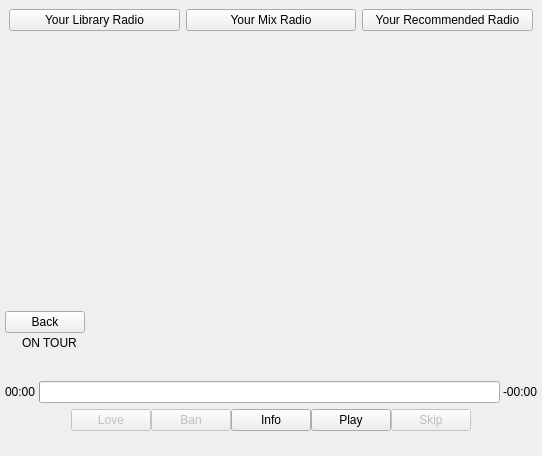
mutecypher/lastfm-desktop, file app/audioscrobbler/Widgets/RadioWidget.ui: the form before one commit.
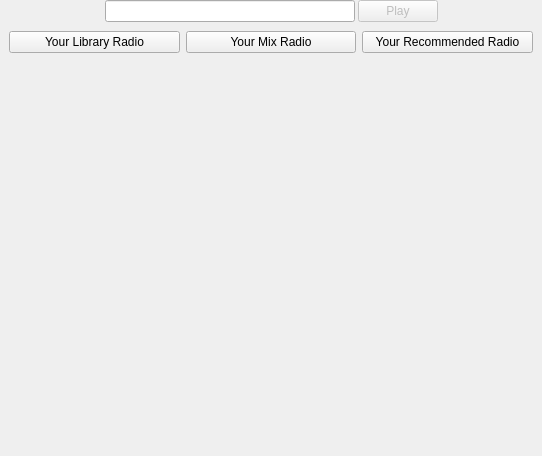
The form after the commit. The open tabs and pages were chosen to show the change. Custom widgets are drawn as their Qt base class.

Commit message: Lots of changes - Moved the radio controls to above the now playing track.

The edit to the form file:
```diff
--- a/app/audioscrobbler/Widgets/RadioWidget.ui
+++ b/app/audioscrobbler/Widgets/RadioWidget.ui
@@ -21,7 +21,66 @@
     <number>0</number>
    </property>
    <item>
-    <layout class="QVBoxLayout" name="verticalLayout_2" stretch="0,1,0">
+    <layout class="QHBoxLayout" name="horizontalLayout">
+     <property name="spacing">
+      <number>3</number>
+     </property>
+     <item>
+      <spacer name="horizontalSpacer">
+       <property name="orientation">
+        <enum>Qt::Horizontal</enum>
+       </property>
+       <property name="sizeHint" stdset="0">
+        <size>
+         <width>40</width>
+         <height>20</height>
+        </size>
+       </property>
+      </spacer>
+     </item>
+     <item>
+      <widget class="HelpTextLineEdit" name="stationEdit">
+       <property name="minimumSize">
+        <size>
+         <width>250</width>
+         <height>0</height>
+        </size>
+       </property>
+       <property name="inputMask">
+        <string/>
+       </property>
+       <property name="text">
+        <string/>
+       </property>
+      </widget>
+     </item>
+     <item>
+      <widget class="QPushButton" name="start">
+       <property name="enabled">
+        <bool>false</bool>
+       </property>
+       <property name="text">
+        <string>Play</string>
+       </property>
+      </widget>
+     </item>
+     <item>
+      <spacer name="horizontalSpacer_2">
+       <property name="orientation">
+        <enum>Qt::Horizontal</enum>
+       </property>
+       <property name="sizeHint" stdset="0">
+        <size>
+         <width>40</width>
+         <height>20</height>
+        </size>
+       </property>
+      </spacer>
+     </item>
+    </layout>
+   </item>
+   <item>
+    <layout class="QVBoxLayout" name="verticalLayout" stretch="0,1">
      <property name="spacing">
       <number>0</number>
      </property>
@@ -67,554 +126,16 @@
        </layout>
       </widget>
      </item>
-     <item>
-      <widget class="QFrame" name="controlFrame">
-       <property name="frameShape">
-        <enum>QFrame::NoFrame</enum>
-       </property>
-       <property name="frameShadow">
-        <enum>QFrame::Plain</enum>
-       </property>
-       <layout class="QVBoxLayout" name="verticalLayout_12" stretch="0,0">
-        <property name="margin">
-         <number>5</number>
-        </property>
-        <item>
-         <widget class="QStackedWidget" name="details">
-          <property name="sizePolicy">
-           <sizepolicy hsizetype="Preferred" vsizetype="Preferred">
-            <horstretch>0</horstretch>
-            <verstretch>0</verstretch>
-           </sizepolicy>
-          </property>
-          <property name="currentIndex">
-           <number>1</number>
-          </property>
-          <widget class="QWidget" name="dummyPage">
-           <property name="sizePolicy">
-            <sizepolicy hsizetype="Preferred" vsizetype="Preferred">
-             <horstretch>0</horstretch>
-             <verstretch>0</verstretch>
-            </sizepolicy>
-           </property>
-          </widget>
-          <widget class="QWidget" name="quickstartPage">
-           <layout class="QVBoxLayout" name="verticalLayout">
-            <property name="spacing">
-             <number>0</number>
-            </property>
-            <property name="margin">
-             <number>0</number>
-            </property>
-            <item>
-             <layout class="QHBoxLayout" name="titleLayout" stretch="0,1,0">
-              <item>
-               <widget class="GhostWidget" name="nowPlayingGhost" native="true"/>
-              </item>
-              <item>
-               <widget class="QLabel" name="label">
-                <property name="font">
-                 <font>
-                  <weight>75</weight>
-                  <bold>true</bold>
-                 </font>
-                </property>
-                <property name="text">
-                 <string>Last.fm Radio</string>
-                </property>
-                <property name="alignment">
-                 <set>Qt::AlignCenter</set>
-                </property>
-               </widget>
-              </item>
-              <item>
-               <widget class="QPushButton" name="nowPlaying">
-                <property name="text">
-                 <string>Now Playing</string>
-                </property>
-               </widget>
-              </item>
-             </layout>
-            </item>
-            <item>
-             <layout class="QHBoxLayout" name="horizontalLayout">
-              <property name="spacing">
-               <number>3</number>
-              </property>
-              <item>
-               <spacer name="horizontalSpacer">
-                <property name="orientation">
-                 <enum>Qt::Horizontal</enum>
-                </property>
-                <property name="sizeHint" stdset="0">
-                 <size>
-                  <width>40</width>
-                  <height>20</height>
-                 </size>
-                </property>
-               </spacer>
-              </item>
-              <item>
-               <widget class="HelpTextLineEdit" name="stationEdit">
-                <property name="minimumSize">
-                 <size>
-                  <width>250</width>
-                  <height>0</height>
-                 </size>
-                </property>
-                <property name="inputMask">
-                 <string/>
-                </property>
-                <property name="text">
-                 <string/>
-                </property>
-               </widget>
-              </item>
-              <item>
-               <widget class="QPushButton" name="start">
-                <property name="enabled">
-                 <bool>false</bool>
-                </property>
-                <property name="text">
-                 <string>Play</string>
-                </property>
-               </widget>
-              </item>
-              <item>
-               <spacer name="horizontalSpacer_2">
-                <property name="orientation">
-                 <enum>Qt::Horizontal</enum>
-                </property>
-                <property name="sizeHint" stdset="0">
-                 <size>
-                  <width>40</width>
-                  <height>20</height>
-                 </size>
-                </property>
-               </spacer>
-              </item>
-             </layout>
-            </item>
-            <item>
-             <spacer name="verticalSpacer_2">
-              <property name="orientation">
-               <enum>Qt::Vertical</enum>
-              </property>
-              <property name="sizeHint" stdset="0">
-               <size>
-                <width>20</width>
-                <height>0</height>
-               </size>
-              </property>
-             </spacer>
-            </item>
-           </layout>
-          </widget>
-          <widget class="QWidget" name="detailsPage">
-           <layout class="QVBoxLayout" name="verticalLayout_3" stretch="1,0,0,0,0">
-            <property name="spacing">
-             <number>0</number>
-            </property>
-            <property name="margin">
-             <number>0</number>
-            </property>
-            <item>
-             <layout class="QHBoxLayout" name="radioTitleLayout" stretch="0,1,0">
-              <property name="spacing">
-               <number>0</number>
-              </property>
-              <property name="leftMargin">
-               <number>0</number>
-              </property>
-              <property name="rightMargin">
-               <number>0</number>
-              </property>
-              <item>
-               <widget class="QPushButton" name="back">
-                <property name="text">
-                 <string>Back</string>
-                </property>
-               </widget>
-              </item>
-              <item>
-               <widget class="Label" name="radioTitle">
-                <property name="font">
-                 <font>
-                  <weight>75</weight>
-                  <bold>true</bold>
-                 </font>
-                </property>
-                <property name="text">
-                 <string/>
-                </property>
-                <property name="alignment">
-                 <set>Qt::AlignCenter</set>
-                </property>
-               </widget>
-              </item>
-              <item>
-               <widget class="GhostWidget" name="backGhost" native="true"/>
-              </item>
-             </layout>
-            </item>
-            <item>
-             <layout class="QHBoxLayout" name="trackTitleLayout" stretch="0,0,0">
-              <property name="spacing">
-               <number>10</number>
-              </property>
-              <property name="margin">
-               <number>0</number>
-              </property>
-              <item>
-               <widget class="Label" name="trackTitle">
-                <property name="sizePolicy">
-                 <sizepolicy hsizetype="Preferred" vsizetype="Preferred">
-                  <horstretch>0</horstretch>
-                  <verstretch>0</verstretch>
-                 </sizepolicy>
-                </property>
-                <property name="font">
-                 <font>
-                  <weight>75</weight>
-                  <bold>true</bold>
-                 </font>
-                </property>
-                <property name="text">
-                 <string/>
-                </property>
-                <property name="alignment">
-                 <set>Qt::AlignLeading|Qt::AlignLeft|Qt::AlignVCenter</set>
-                </property>
-                <property name="margin">
-                 <number>0</number>
-                </property>
-               </widget>
-              </item>
-              <item>
-               <widget class="Label" name="onTour">
-                <property name="text">
-                 <string>ON TOUR</string>
-                </property>
-               </widget>
-              </item>
-              <item>
-               <spacer name="horizontalSpacer_9">
-                <property name="orientation">
-                 <enum>Qt::Horizontal</enum>
-                </property>
-                <property name="sizeHint" stdset="0">
-                 <size>
-                  <width>0</width>
-                  <height>20</height>
-                 </size>
-                </property>
-               </spacer>
-              </item>
-             </layout>
-            </item>
-            <item>
-             <widget class="Label" name="album">
-              <property name="text">
-               <string/>
-              </property>
-              <property name="margin">
-               <number>0</number>
-              </property>
-             </widget>
-            </item>
-            <item>
-             <widget class="Label" name="context">
-              <property name="sizePolicy">
-               <sizepolicy hsizetype="Preferred" vsizetype="Preferred">
-                <horstretch>0</horstretch>
-                <verstretch>0</verstretch>
-               </sizepolicy>
-              </property>
-              <property name="text">
-               <string/>
-              </property>
-              <property name="alignment">
-               <set>Qt::AlignLeading|Qt::AlignLeft|Qt::AlignVCenter</set>
-              </property>
-             </widget>
-            </item>
-            <item>
-             <widget class="QFrame" name="progress">
-              <property name="frameShape">
-               <enum>QFrame::NoFrame</enum>
-              </property>
-              <property name="frameShadow">
-               <enum>QFrame::Plain</enum>
-              </property>
-              <layout class="QHBoxLayout" name="horizontalLayout_6" stretch="0,0,0">
-               <property name="spacing">
-                <number>3</number>
-               </property>
-               <property name="margin">
-                <number>0</number>
-               </property>
-               <item>
-                <widget class="QLabel" name="time">
-                 <property name="text">
-                  <string>00:00</string>
-                 </property>
-                </widget>
-               </item>
-               <item>
-                <widget class="QProgressBar" name="bar">
-                 <property name="enabled">
-                  <bool>true</bool>
-                 </property>
-                 <property name="sizePolicy">
-                  <sizepolicy hsizetype="Expanding" vsizetype="Fixed">
-                   <horstretch>0</horstretch>
-                   <verstretch>0</verstretch>
-                  </sizepolicy>
-                 </property>
-                 <property name="minimumSize">
-                  <size>
-                   <width>200</width>
-                   <height>0</height>
-                  </size>
-                 </property>
-                 <property name="value">
-                  <number>0</number>
-                 </property>
-                 <property name="textVisible">
-                  <bool>false</bool>
-                 </property>
-                </widget>
-               </item>
-               <item>
-                <widget class="QLabel" name="timeToGo">
-                 <property name="text">
-                  <string>-00:00</string>
-                 </property>
-                </widget>
-               </item>
-              </layout>
-             </widget>
-            </item>
-           </layout>
-          </widget>
-         </widget>
-        </item>
-        <item>
-         <layout class="QHBoxLayout" name="horizontalLayout_4">
-          <item>
-           <spacer name="horizontalSpacer_4">
-            <property name="orientation">
-             <enum>Qt::Horizontal</enum>
-            </property>
-            <property name="sizeHint" stdset="0">
-             <size>
-              <width>40</width>
-              <height>20</height>
-             </size>
-            </property>
-           </spacer>
-          </item>
-          <item>
-           <layout class="QVBoxLayout" name="verticalLayout_6">
-            <property name="spacing">
-             <number>0</number>
-            </property>
-            <property name="leftMargin">
-             <number>0</number>
-            </property>
-            <property name="rightMargin">
-             <number>0</number>
-            </property>
-            <item>
-             <layout class="QHBoxLayout" name="horizontalLayout_3">
-              <item>
-               <widget class="QFrame" name="playbackControls">
-                <property name="frameShape">
-                 <enum>QFrame::NoFrame</enum>
-                </property>
-                <property name="frameShadow">
-                 <enum>QFrame::Raised</enum>
-                </property>
-                <layout class="QHBoxLayout" name="horizontalLayout_2" stretch="0,0,0,0,0,0,0">
-                 <property name="spacing">
-                  <number>0</number>
-                 </property>
-                 <property name="margin">
-                  <number>0</number>
-                 </property>
-                 <item>
-                  <spacer name="horizontalSpacer_3">
-                   <property name="orientation">
-                    <enum>Qt::Horizontal</enum>
-                   </property>
-                   <property name="sizeHint" stdset="0">
-                    <size>
-                     <width>40</width>
-                     <height>20</height>
-                    </size>
-                   </property>
-                  </spacer>
-                 </item>
-                 <item>
-                  <widget class="QPushButton" name="love">
-                   <property name="enabled">
-                    <bool>false</bool>
-                   </property>
-                   <property name="text">
-                    <string>Love</string>
-                   </property>
-                   <property name="checkable">
-                    <bool>true</bool>
-                   </property>
-                  </widget>
-                 </item>
-                 <item>
-                  <widget class="QPushButton" name="ban">
-                   <property name="enabled">
-                    <bool>false</bool>
-                   </property>
-                   <property name="text">
-                    <string>Ban</string>
-                   </property>
-                  </widget>
-                 </item>
-                 <item>
-                  <widget class="QPushButton" name="info">
-                   <property name="text">
-                    <string>Info</string>
-                   </property>
-                  </widget>
-                 </item>
-                 <item>
-                  <widget class="QPushButton" name="play">
-                   <property name="text">
-                    <string>Play</string>
-                   </property>
-                   <property name="checkable">
-                    <bool>true</bool>
-                   </property>
-                   <property name="checked">
-                    <bool>false</bool>
-                   </property>
-                  </widget>
-                 </item>
-                 <item>
-                  <widget class="QPushButton" name="skip">
-                   <property name="enabled">
-                    <bool>false</bool>
-                   </property>
-                   <property name="text">
-                    <string>Skip</string>
-                   </property>
-                  </widget>
-                 </item>
-                 <item>
-                  <spacer name="horizontalSpacer_8">
-                   <property name="orientation">
-                    <enum>Qt::Horizontal</enum>
-                   </property>
-                   <property name="sizeHint" stdset="0">
-                    <size>
-                     <width>40</width>
-                     <height>20</height>
-                    </size>
-                   </property>
-                  </spacer>
-                 </item>
-                </layout>
-               </widget>
-              </item>
-             </layout>
-            </item>
-            <item>
-             <layout class="QHBoxLayout" name="horizontalLayout_7">
-              <property name="spacing">
-               <number>0</number>
-              </property>
-              <item>
-               <spacer name="horizontalSpacer_6">
-                <property name="orientation">
-                 <enum>Qt::Horizontal</enum>
-                </property>
-                <property name="sizeHint" stdset="0">
-                 <size>
-                  <width>40</width>
-                  <height>20</height>
-                 </size>
-                </property>
-               </spacer>
-              </item>
-              <item>
-               <widget class="Phonon::VolumeSlider" name="volumeSlider" native="true"/>
-              </item>
-              <item>
-               <widget class="QLabel" name="volumeBars">
-                <property name="text">
-                 <string/>
-                </property>
-               </widget>
-              </item>
-              <item>
-               <spacer name="horizontalSpacer_7">
-                <property name="orientation">
-                 <enum>Qt::Horizontal</enum>
-                </property>
-                <property name="sizeHint" stdset="0">
-                 <size>
-                  <width>40</width>
-                  <height>20</height>
-                 </size>
-                </property>
-               </spacer>
-              </item>
-             </layout>
-            </item>
-           </layout>
-          </item>
-          <item>
-           <spacer name="horizontalSpacer_5">
-            <property name="orientation">
-             <enum>Qt::Horizontal</enum>
-            </property>
-            <property name="sizeHint" stdset="0">
-             <size>
-              <width>40</width>
-              <height>20</height>
-             </size>
-            </property>
-           </spacer>
-          </item>
-         </layout>
-        </item>
-       </layout>
-      </widget>
-     </item>
     </layout>
    </item>
   </layout>
  </widget>
  <customwidgets>
-  <customwidget>
-   <class>Phonon::VolumeSlider</class>
-   <extends>QWidget</extends>
-   <header location="global">phonon/volumeslider.h</header>
-  </customwidget>
   <customwidget>
    <class>HelpTextLineEdit</class>
    <extends>QLineEdit</extends>
    <header>lib/unicorn/widgets/HelpTextLineEdit.h</header>
   </customwidget>
-  <customwidget>
-   <class>Label</class>
-   <extends>QLabel</extends>
-   <header>lib/unicorn/widgets/label.h</header>
-  </customwidget>
-  <customwidget>
-   <class>GhostWidget</class>
-   <extends>QWidget</extends>
-   <header>lib/unicorn/widgets/GhostWidget.h</header>
-   <container>1</container>
-  </customwidget>
   <customwidget>
    <class>StationPanelWidget</class>
    <extends>QWidget</extends>
```
The commit also changes 35 other files.
